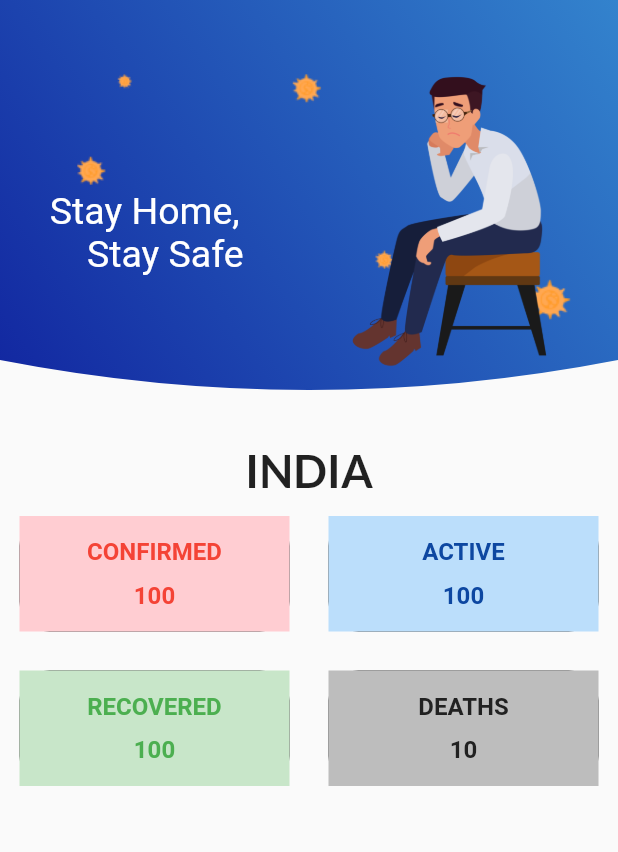
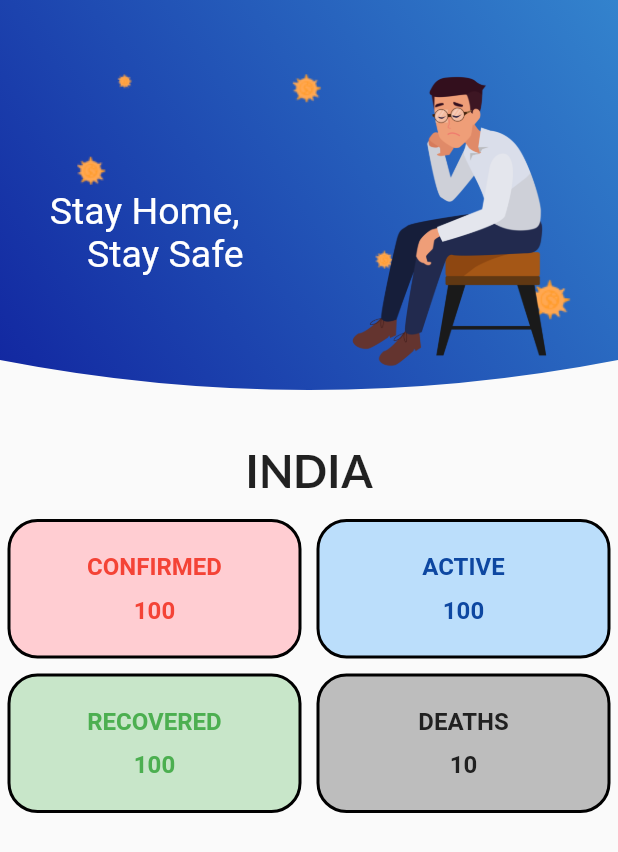
Before and after one commit to Ryan-0207/CovidTracker, a Flutter app: the screen it shows after launch, on a phone screen of 412 x 824 dp. Shown: the top 852 px of the screen. Run offline on Flutter 3.47's test engine with Material 2 defaults, Android fonts, the phone set to English and light mode, and no system bars; our stand-ins replace google_fonts.

Commit message:
Box Decoration error fixed

```diff
--- a/lib/HomePage.dart
+++ b/lib/HomePage.dart
@@ -86,7 +86,7 @@ class _homepageState extends State<homepage> {
                   child: Column(children: [
                 Text("INDIA",
                     style: GoogleFonts.lato(
-                        fontSize: 30, fontWeight: FontWeight.bold)),
+                        fontSize: 30, fontWeight: FontWeight.bold)),SizedBox(height:10),
                 GridView(
                   shrinkWrap: true,
                   physics: NeverScrollableScrollPhysics(),
@@ -160,15 +160,14 @@ class StatusPanel extends StatelessWidget {
   Widget build(BuildContext context) {
     double width = MediaQuery.of(context).size.width;
 
-    return Padding(
-      padding: const EdgeInsets.all(8.0),
-      child: Container(decoration: BoxDecoration(
+return Container(
+      decoration: BoxDecoration(
                     border: Border.all(width: 2, color: Colors.black),
-                      borderRadius: BorderRadius.circular(20)),
+                    borderRadius: BorderRadius.circular(20),color: panelColor,),
       margin: EdgeInsets.all(5),
       height: 80,
       width: width / 2,
-        color: panelColor,
+
       child: Column(
     mainAxisAlignment: MainAxisAlignment.center,
     children: <Widget>[
@@ -184,7 +183,6 @@ class StatusPanel extends StatelessWidget {
       )
     ],
       ),
-        ),
       );
   }
 }
```
Lines whose indentation alone changed are shown as unchanged.
